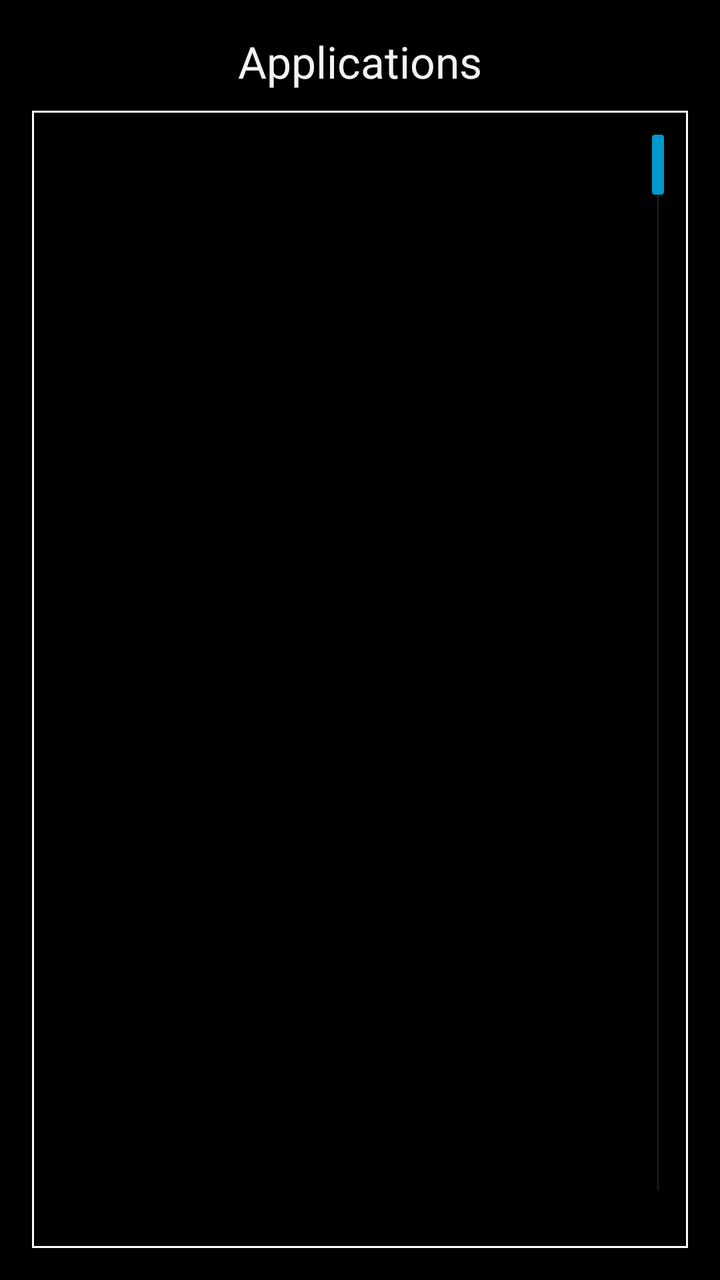
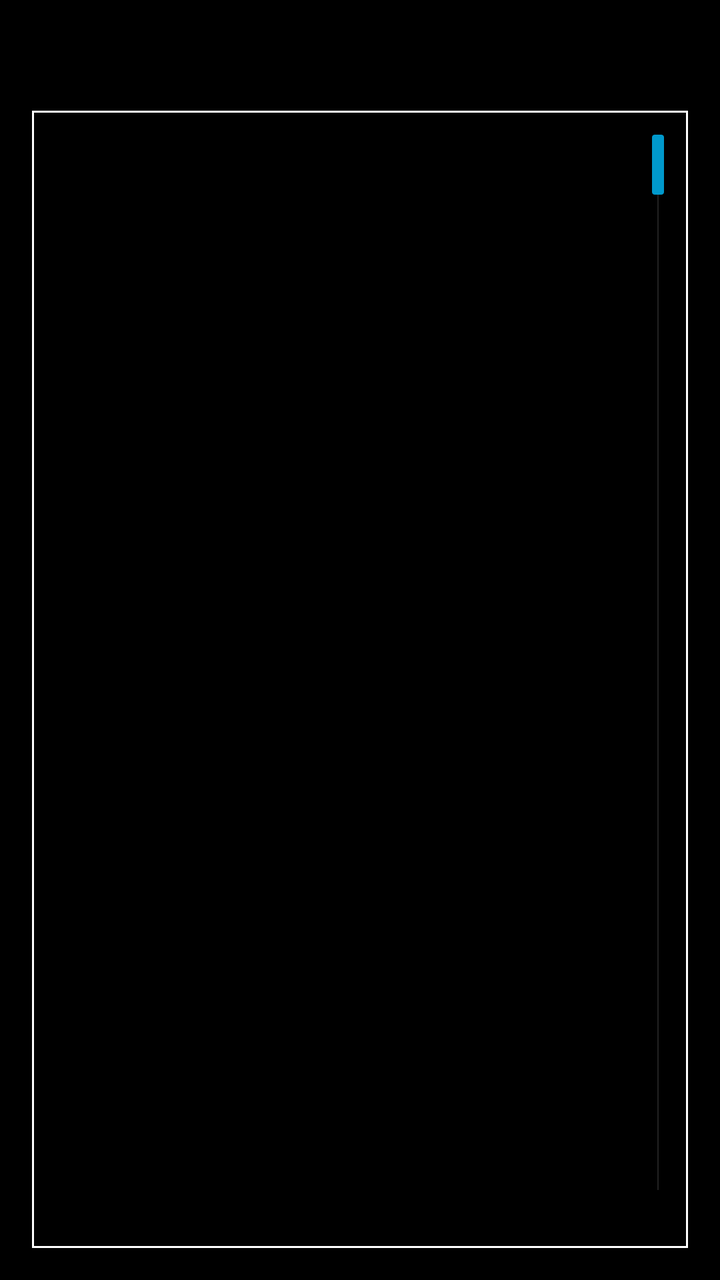

An Android layout rendered at two revisions. The XML below is the earlier revision; the diff shows what the commit changed to produce the second picture.
<!-- AndroidManifest.xml: application theme AppTheme -->
<!-- res/layout/activity_app_view.xml -->
<RelativeLayout xmlns:android="http://schemas.android.com/apk/res/android"
    xmlns:tools="http://schemas.android.com/tools"
    android:layout_width="match_parent"
    android:layout_height="match_parent"
    android:paddingBottom="@dimen/activity_vertical_margin"
    android:paddingLeft="@dimen/activity_horizontal_margin"
    android:paddingRight="@dimen/activity_horizontal_margin"
    android:paddingTop="@dimen/activity_vertical_margin"
    tools:context=".AppView" >

    <ListView
        android:id="@+id/pcListView"
        android:layout_width="match_parent"
        android:layout_height="wrap_content"
        android:layout_alignParentLeft="true"
        android:layout_alignParentRight="true"
        android:layout_alignParentBottom="true"
        android:layout_below="@+id/appListText"
        android:fastScrollEnabled="true"
        android:longClickable="false"
        android:background="@drawable/list_view_unselected"
        android:stackFromBottom="false">
    </ListView>
    
    <TextView
        android:id="@+id/appListText"
        android:layout_width="wrap_content"
        android:layout_height="wrap_content"
        android:layout_centerHorizontal="true"
        android:textAppearance="?android:attr/textAppearanceLarge"
        android:layout_alignParentTop="true"
        android:paddingTop="0dp"
        android:paddingBottom="10dp"
        android:text="Applications" />

</RelativeLayout>
<!-- resources referenced by this layout -->
<resources>
  <dimen name="activity_horizontal_margin">16dp</dimen>
  <dimen name="activity_vertical_margin">16dp</dimen>
  <!-- drawable list_view_unselected (drawable) -->
  <?xml version="1.0" encoding="utf-8"?>
  <shape xmlns:android="http://schemas.android.com/apk/res/android"
      android:shape="rectangle" >
  
     <stroke android:width="1dip" android:color="#ffffff"/>
     
  </shape>
  <style name="AppTheme" parent="AppBaseTheme">
          
          <item name="android:windowActionBar">false</item>
          <item name="android:windowNoTitle">true</item>
      </style>
  <style name="AppBaseTheme" parent="android:Theme">
          
      </style>
</resources>

<!-- the commit's change to res/layout/activity_app_view.xml (unified diff, before → after) -->
@@ -30,7 +30,6 @@
         android:textAppearance="?android:attr/textAppearanceLarge"
         android:layout_alignParentTop="true"
         android:paddingTop="0dp"
-        android:paddingBottom="10dp"
-        android:text="Applications" />
+        android:paddingBottom="10dp" />
 
 </RelativeLayout>
